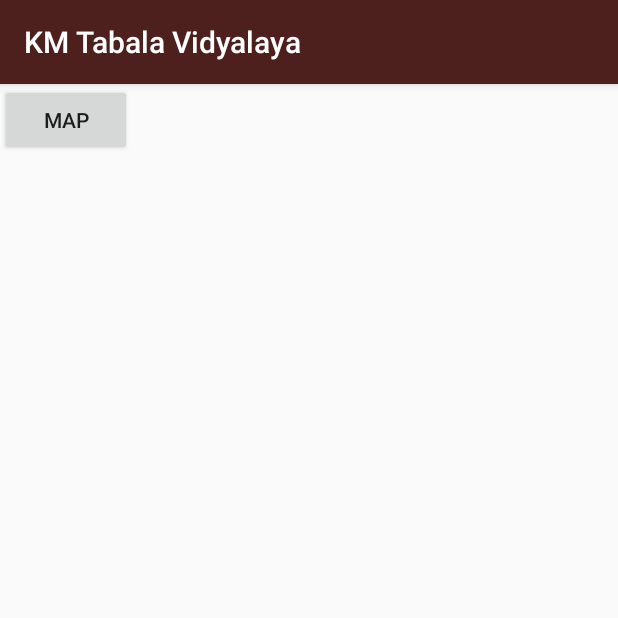
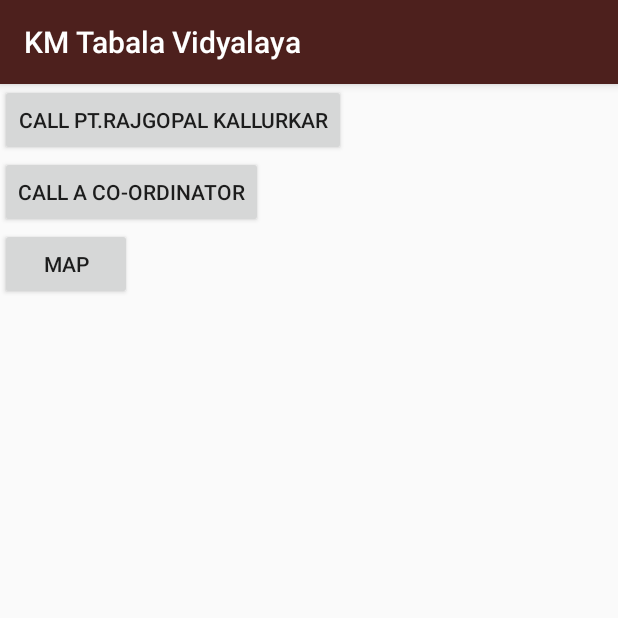
Before and after one commit to Vatican-Cameos/KmTablaVidyalaya, an Android app: the ReachOut screen opened directly, with no data from a screen before it, on a phone screen of 412 x 824 dp, the top half of it. Run offline under Robolectric (Android 15) with nearby library versions, the phone set to English and light mode, and no system bars; our stand-ins replace ButterKnife.

Commit message:
Palette done

```diff
--- a/app/build.gradle
+++ b/app/build.gradle
@@ -32,4 +32,5 @@ dependencies {
     compile 'com.squareup.picasso:picasso:2.5.2'
     compile 'com.google.code.gson:gson:2.4'
     compile 'com.firebase:firebase-client-android:2.5.2+'
+    compile 'com.android.support:palette-v7:23.2.1'
 }
--- a/app/src/main/AndroidManifest.xml
+++ b/app/src/main/AndroidManifest.xml
@@ -2,6 +2,7 @@
 <manifest xmlns:android="http://schemas.android.com/apk/res/android"
     package="com.example.pavan.kmtabalavidyalaya" >
     <uses-permission android:name="android.permission.INTERNET" />
+    <uses-permission android:name="android.permission.CALL_PHONE" />
     <application
         android:allowBackup="true"
         android:icon="@drawable/kmtvsplash"
--- a/app/src/main/java/com/example/pavan/kmtabalavidyalaya/Activities/ReachOut.java
+++ b/app/src/main/java/com/example/pavan/kmtabalavidyalaya/Activities/ReachOut.java
@@ -1,9 +1,12 @@
 package com.example.pavan.kmtabalavidyalaya.Activities;
 
+import android.Manifest;
 import android.content.Intent;
+import android.content.pm.PackageManager;
 import android.net.Uri;
 import android.os.Bundle;
 import android.support.annotation.Nullable;
+import android.support.v4.app.ActivityCompat;
 import android.support.v7.app.AppCompatActivity;
 import android.view.View;
 import android.widget.Button;
@@ -12,27 +15,56 @@ import com.example.pavan.kmtabalavidyalaya.R;
 
 import java.util.Locale;
 
+import butterknife.Bind;
+import butterknife.ButterKnife;
+
 /**
  * Created by Pavan on 16-03-2016.
  */
 public class ReachOut extends AppCompatActivity {
-    private Button bMap;
+    @Bind(R.id.bMap)
+    Button bMap;
+    @Bind(R.id.bRajCall)
+    Button bRajCall;
+    @Bind(R.id.bCoCall)
+    Button bCoCall;
 
     @Override
     protected void onCreate(@Nullable Bundle savedInstanceState) {
         super.onCreate(savedInstanceState);
         setContentView(R.layout.activity_reach_out);
-        init();
+        ButterKnife.bind(this);
         listeners();
 
     }
 
-    private void init() {
-        bMap = (Button) findViewById(R.id.bMap);
-    }
+
+    private void listeners() {
+
+        bRajCall.setOnClickListener(new View.OnClickListener() {
+            @Override
+            public void onClick(View view) {
+                Uri number = Uri.parse("tel:08026758623");
+                Intent callIntent = new Intent(Intent.ACTION_CALL, number);
+                if (ActivityCompat.checkSelfPermission(getApplicationContext(), Manifest.permission.CALL_PHONE) != PackageManager.PERMISSION_GRANTED) {
+                    // TODO: Consider calling
+                    //    ActivityCompat#requestPermissions
+                    // here to request the missing permissions, and then overriding
+                    //   public void onRequestPermissionsResult(int requestCode, String[] permissions,
+                    //                                          int[] grantResults)
+                    // to handle the case where the user grants the permission. See the documentation
+                    // for ActivityCompat#requestPermissions for more details.
+                    return;
+                }
+                startActivity(callIntent);
+            }
+        });
 
 
-    private void listeners() {
+
+
+
+
         bMap.setOnClickListener(new View.OnClickListener() {
             @Override
             public void onClick(View v) {
--- a/app/src/main/res/layout/activity_reach_out.xml
+++ b/app/src/main/res/layout/activity_reach_out.xml
@@ -5,6 +5,16 @@
     <Button
         android:layout_width="wrap_content"
         android:layout_height="wrap_content"
+        android:text="Call Pt.Rajgopal Kallurkar"
+        android:id="@+id/bRajCall"/>
+    <Button
+        android:layout_width="wrap_content"
+        android:layout_height="wrap_content"
+        android:text="Call a Co-ordinator"
+        android:id="@+id/bCoCall"/>
+    <Button
+        android:layout_width="wrap_content"
+        android:layout_height="wrap_content"
         android:text="Map"
         android:id="@+id/bMap"/>
 
```
Also changed, not shown: app/src/main/java/com/example/pavan/kmtabalavidyalaya/Activities/AboutGuru.java (+9 -8 lines), app/src/main/java/com/example/pavan/kmtabalavidyalaya/Activities/GuruDetails.java (+72 -5 lines), app/src/main/java/com/example/pavan/kmtabalavidyalaya/Models/GuruModel.java (+6 -4 lines), app/src/main/java/com/example/pavan/kmtabalavidyalaya/Utils/AnimationHelperUtils.java (added, +47 -0 lines), app/src/main/java/com/example/pavan/kmtabalavidyalaya/Utils/PaletteTransformation.java (added, +42 -0 lines), app/src/main/res/drawable/about_guru_sir_btin.jpg (added).
